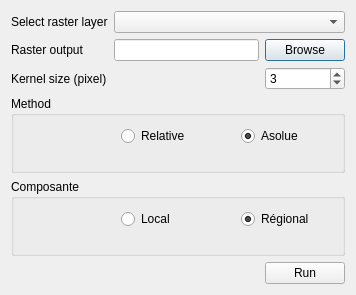
Above: ui/ui_RasterTrendDialog.ui from narimanInrap/AGT before the change. Below: the same form after it.
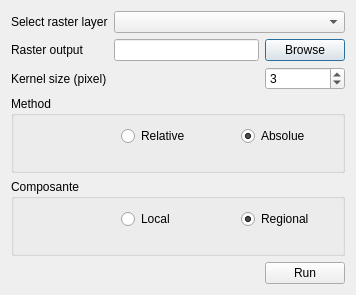
That is the form after the change.

The edit to the form file:
```diff
--- a/ui/ui_RasterTrendDialog.ui
+++ b/ui/ui_RasterTrendDialog.ui
@@ -109,7 +109,7 @@
        </rect>
       </property>
       <property name="text">
-       <string>Régional</string>
+       <string>Regional</string>
       </property>
       <property name="checked">
        <bool>true</bool>
@@ -145,7 +145,7 @@
        </rect>
       </property>
       <property name="text">
-       <string>Asolue</string>
+       <string>Absolue</string>
       </property>
       <property name="checked">
        <bool>true</bool>
```
